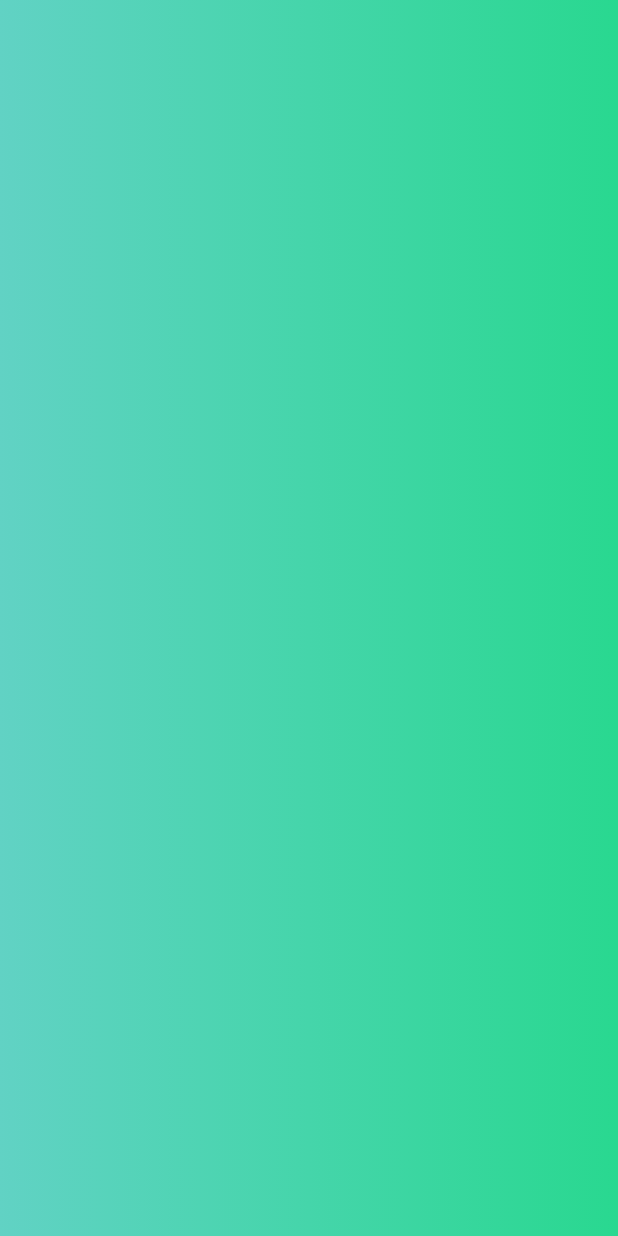
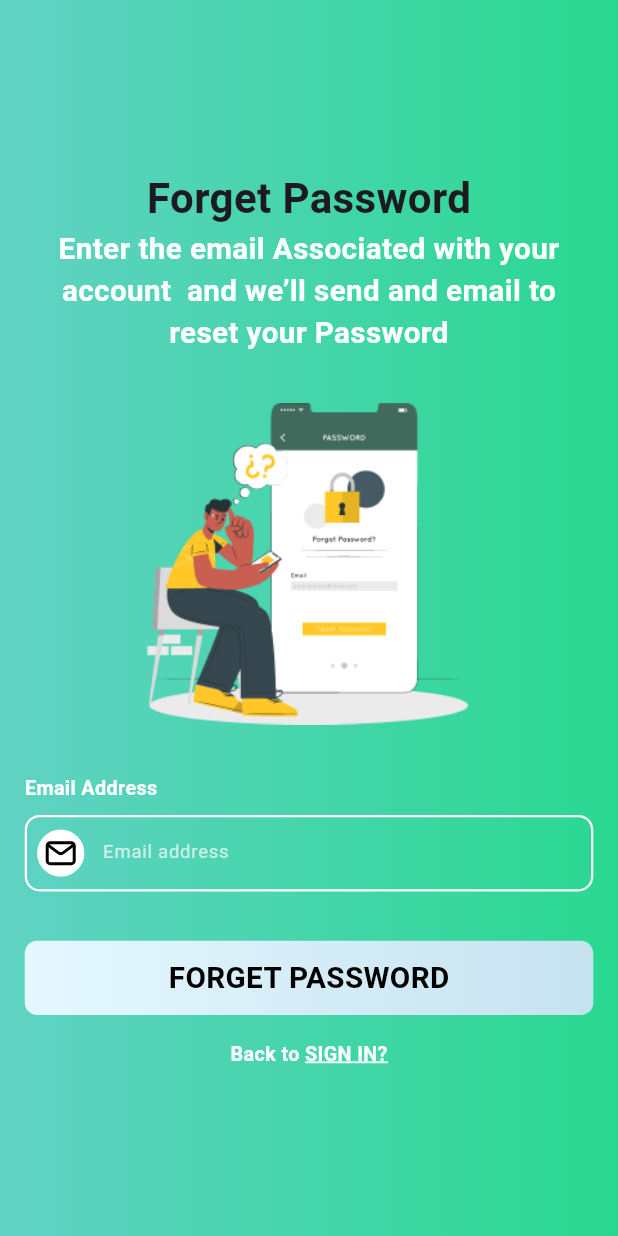
Before and after one commit to hrdigitech/LearnFlutterApp, a Flutter app: the ForgetPassword screen opened by its route, on a phone screen of 412 x 824 dp. Run offline on Flutter 3.47's test engine with Material 3 defaults, Android fonts, the phone set to English and light mode, and no system bars; our stand-ins replace flutter_svg, get, shared_preferences; accounts and stored records are empty.

Commit message:
🚀 Complete ForgetPassword Page UI

```diff
--- /dev/null
+++ b/lib/controller/ForgetPasswordController.dart
@@ -0,0 +1,22 @@
+import 'package:flutter/material.dart';
+import 'package:get/get.dart';
+import 'package:learn_flutter/views/routes/AppRoutes.dart';
+
+class ForgetPasswordController extends GetxController {
+  final formKey = GlobalKey<FormState>();
+  final TextEditingController mailController = TextEditingController();
+
+  void onForgetPasswordOnTap() {
+    if (formKey.currentState!.validate()) {
+      Get.toNamed(AppRoutes.ENTERCODEPAGE);
+    } else {
+      Get.snackbar("Error", "Please fill all fields correctly");
+    }
+  }
+
+  @override
+  void onClose() {
+    mailController.dispose();
+    super.onClose();
+  }
+}
--- a/lib/views/screens/ForgetPassword.dart
+++ b/lib/views/screens/ForgetPassword.dart
@@ -1,18 +1,167 @@
 import 'package:flutter/material.dart';
+import 'package:get/get.dart';
+import 'package:learn_flutter/controller/ForgetPasswordController.dart';
+import '../components/AuthField.dart';
+import '../routes/AppRoutes.dart';
+import '../utils/ImageUtils.dart';
 import '../utils/LinearColorUtils.dart';
+import '../utils/SVGUtils.dart';
+import '../utils/VarUtils.dart';
 
 class ForgetPassword extends StatelessWidget {
   const ForgetPassword({super.key});
 
   @override
   Widget build(BuildContext context) {
+    double h = MediaQuery.of(context).size.height;
+    double w = MediaQuery.of(context).size.width;
+    final ForgetPasswordController controller = Get.put(
+      ForgetPasswordController(),
+    );
+
     return Scaffold(
+      resizeToAvoidBottomInset: true,
       body: Container(
         height: double.infinity,
         width: double.infinity,
         decoration: BoxDecoration(
           gradient: LinearColorUtils.primaryGradient(),
         ),
+        child: SafeArea(
+          child: Padding(
+            padding: EdgeInsets.all(
+              h * 0.02,
+            ),
+            child: Form(
+              key: controller.formKey,
+              child: Column(
+                mainAxisAlignment: MainAxisAlignment.center,
+                children: [
+                  Text(
+                    "Forget Password",
+                    style: TextStyle(
+                      fontSize: h * 0.034,
+                      fontWeight: FontWeight.bold,
+                    ),
+                  ),
+                  Text(
+                    "Enter the email Associated with your account  and we’ll send and email to reset your Password",
+                    style: TextStyle(
+                      fontSize: h * 0.024,
+                      fontWeight: FontWeight.bold,
+                      color: Colors.white,
+                    ),
+                    textAlign: TextAlign.center,
+                  ),
+                  SizedBox(height: h * 0.04),
+                  Container(
+                    height: h * 0.26,
+                    decoration: BoxDecoration(
+                      image: DecorationImage(
+                        image: AssetImage(
+                          ImageUtils.ImagePath +
+                              ImageUtils.ForgetPasswordVector,
+                        ),
+                        fit: BoxFit.fitHeight,
+                      ),
+                    ),
+                  ),
+                  SizedBox(height: h * 0.04),
+                  Align(
+                    alignment: Alignment.centerLeft,
+                    child: Text(
+                      "Email Address",
+                      style: TextStyle(
+                        color: Colors.white,
+                        fontWeight: FontWeight.bold,
+                        fontSize: h * 0.016,
+                      ),
+                    ),
+                  ),
+                  SizedBox(height: h * 0.01),
+                  AuthField(
+                    iconColor: Colors.white,
+                    controller: controller.mailController,
+                    keyboardType: TextInputType.emailAddress,
+                    icon: SVGUtils.kMail,
+                    onChnaged: (value) {
+                      VarUtils.Email = value!;
+                      return null;
+                    },
+                    validator: (value) {
+                      if (value!.isEmpty) {
+                        return 'Please enter your email address';
+                      } else if (!GetUtils.isEmail(value)) {
+                        return 'Please enter a valid email address';
+                      }
+                      return null;
+                    },
+                    hintText: 'Email address',
+                  ),
+                  SizedBox(height: h * 0.04),
+
+                  // Sign In Button
+                  GestureDetector(
+                    onTap: () {
+                      controller.onForgetPasswordOnTap();
+                    },
+                    child: Container(
+                      height: h * 0.06,
+                      width: w,
+                      decoration: BoxDecoration(
+                        gradient: LinearColorUtils.secondGradient(),
+                        borderRadius: BorderRadius.circular(
+                          h * 0.01,
+                        ),
+                      ),
+                      child: Center(
+                        child: Text(
+                          "FORGET PASSWORD",
+                          style: TextStyle(
+                            fontWeight: FontWeight.bold,
+                            fontSize: h * 0.024,
+                            color: Colors.black,
+                          ),
+                        ),
+                      ),
+                    ),
+                  ),
+                  SizedBox(height: h * 0.02),
+
+                  // Sign Up Prompt
+                  Row(
+                    mainAxisAlignment: MainAxisAlignment.center,
+                    children: [
+                      Text(
+                        "Back to ",
+                        style: TextStyle(
+                            color: Colors.white,
+                            fontWeight: FontWeight.bold,
+                            fontSize: h * 0.016),
+                      ),
+                      GestureDetector(
+                        onTap: () {
+                          Get.toNamed(AppRoutes.SIGNINSCREEN);
+                        },
+                        child: Text(
+                          "SIGN IN?",
+                          style: TextStyle(
+                            color: Colors.white,
+                            fontWeight: FontWeight.bold,
+                            fontSize: h * 0.016,
+                            decoration: TextDecoration.underline,
+                            decorationColor: Colors.white,
+                            decorationThickness: 2.0,
+                          ),
+                        ),
+                      ),
+                    ],
+                  ),
+                ],
+              ),
+            ),
+          ),
+        ),
       ),
     );
   }
--- a/lib/views/utils/ImageUtils.dart
+++ b/lib/views/utils/ImageUtils.dart
@@ -3,4 +3,5 @@ class ImageUtils{
   static String SplashScreen = "SplashScreen.png";
   static String SignInVector = "SignInVector.png";
   static String SignUpVector = "SignUpVector.png";
+  static String ForgetPasswordVector = "ForgetPasswordVector.png";
 }
```
Also changed, not shown: assets/images/ForgetPasswordVector.png (added).
